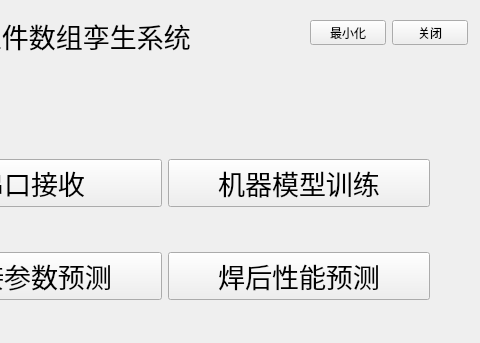
wwwK/DigitalTwin, file UiDesign/Uied1.ui: the form before one commit; both pictures show x 180 to 660 and y 0 to 343 of the 660 by 446 pixel window.
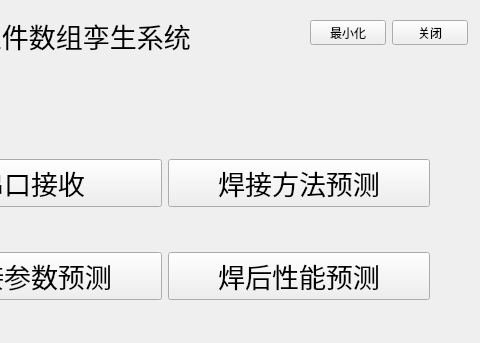
The form after the commit.

Commit message: 画焊接方法预测的界面

What changed in the file:
```diff
--- a/UiDesign/Uied1.ui
+++ b/UiDesign/Uied1.ui
@@ -91,7 +91,7 @@
         </font>
        </property>
        <property name="text">
-        <string>机器模型训练</string>
+        <string>焊接方法预测</string>
        </property>
       </widget>
      </item>
```
Left out of the diff: 2 changed lines with no effect on the pictures. The commit also changes 6 other files.
